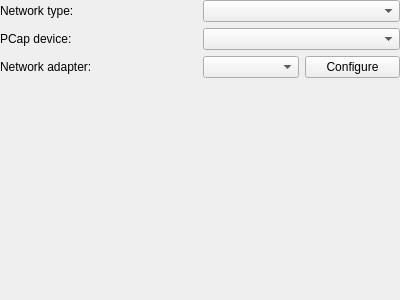
First picture: the form in src/qt/qt_settingsnetwork.ui, repository 86Box/86Box, before the edit.
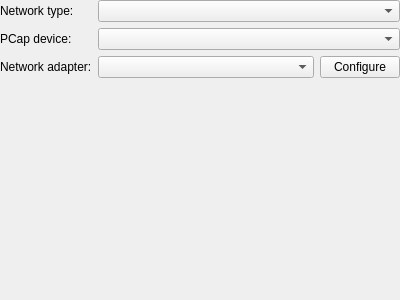
Second picture: the form after the edit.

Diff of the .ui file:
```diff
--- a/src/qt/qt_settingsnetwork.ui
+++ b/src/qt/qt_settingsnetwork.ui
@@ -26,24 +26,7 @@
    <property name="bottomMargin">
     <number>0</number>
    </property>
-   <item row="1" column="0">
-    <widget class="QLabel" name="label_2">
-     <property name="text">
-      <string>PCap device:</string>
-     </property>
-    </widget>
-   </item>
-   <item row="2" column="0">
-    <widget class="QLabel" name="label_3">
-     <property name="text">
-      <string>Network adapter:</string>
-     </property>
-    </widget>
-   </item>
-   <item row="1" column="1">
-    <widget class="QComboBox" name="comboBoxPcap"/>
-   </item>
-   <item row="3" column="0">
+   <item row="6" column="0">
     <spacer name="verticalSpacer">
      <property name="orientation">
       <enum>Qt::Vertical</enum>
@@ -56,8 +39,12 @@
      </property>
     </spacer>
    </item>
-   <item row="0" column="1">
-    <widget class="QComboBox" name="comboBoxNetwork"/>
+   <item row="1" column="0">
+    <widget class="QLabel" name="label_2">
+     <property name="text">
+      <string>PCap device:</string>
+     </property>
+    </widget>
    </item>
    <item row="0" column="0">
     <widget class="QLabel" name="label">
@@ -67,33 +54,42 @@
     </widget>
    </item>
    <item row="2" column="1">
-    <widget class="QWidget" name="widget" native="true">
-     <layout class="QHBoxLayout" name="horizontalLayout">
-      <property name="leftMargin">
-       <number>0</number>
-      </property>
-      <property name="topMargin">
-       <number>0</number>
-      </property>
-      <property name="rightMargin">
-       <number>0</number>
-      </property>
-      <property name="bottomMargin">
-       <number>0</number>
-      </property>
-      <item>
-       <widget class="QComboBox" name="comboBoxAdapter"/>
-      </item>
-      <item>
+    <widget class="QComboBox" name="comboBoxAdapter">
+     <property name="sizePolicy">
+      <sizepolicy hsizetype="MinimumExpanding" vsizetype="Fixed">
+       <horstretch>0</horstretch>
+       <verstretch>0</verstretch>
+      </sizepolicy>
+     </property>
+    </widget>
+   </item>
+   <item row="2" column="0">
+    <widget class="QLabel" name="label_3">
+     <property name="text">
+      <string>Network adapter:</string>
+     </property>
+    </widget>
+   </item>
+   <item row="2" column="2">
        <widget class="QPushButton" name="pushButtonConfigure">
         <property name="text">
          <string>Configure</string>
         </property>
        </widget>
       </item>
-     </layout>
+   <item row="0" column="1" colspan="2">
+    <widget class="QComboBox" name="comboBoxNetwork">
+     <property name="sizePolicy">
+      <sizepolicy hsizetype="Preferred" vsizetype="Fixed">
+       <horstretch>0</horstretch>
+       <verstretch>0</verstretch>
+      </sizepolicy>
+     </property>
     </widget>
    </item>
+   <item row="1" column="1" colspan="2">
+    <widget class="QComboBox" name="comboBoxPcap"/>
+   </item>
   </layout>
  </widget>
  <resources/>
```
Lines whose indentation alone changed are shown as unchanged.
